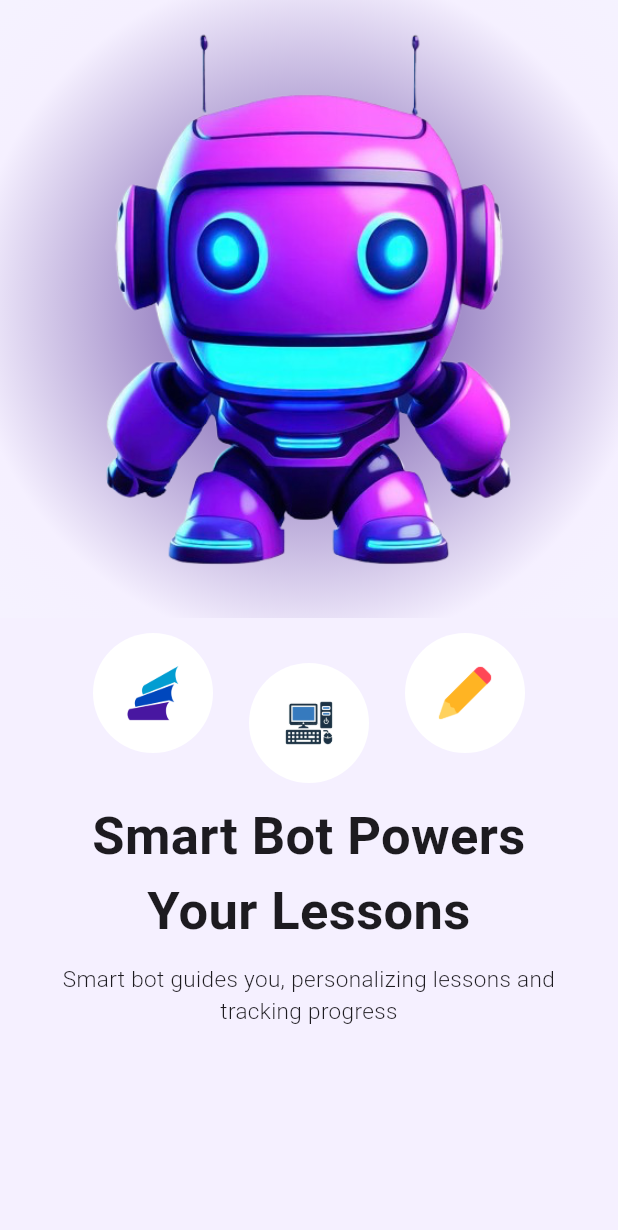
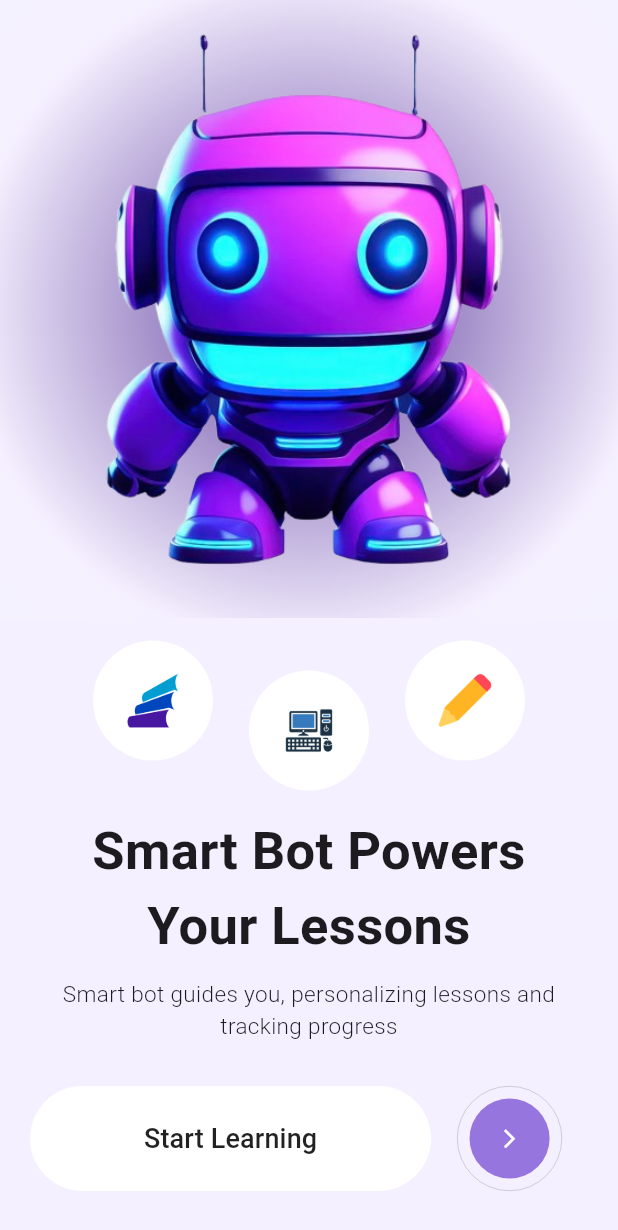
Before and after one commit to SamuelNyarko-lab/twitterdesigns, a Flutter app: the screen it shows after launch, on a phone screen of 412 x 824 dp. Shown: the top 1230 px of the screen. Run offline on Flutter 3.47's test engine with Material 3 defaults, Android fonts, the phone set to English and light mode, and no system bars.

Commit message:
Completed Spalsh Screen

```diff
--- a/lib/screens/splashscreen.dart
+++ b/lib/screens/splashscreen.dart
@@ -35,7 +35,7 @@ class SplashScreen extends StatelessWidget {
               ),
             ),
 
-            verticalSpace(10),
+            verticalSpace(15),
 
             SizedBox(
               height: 100,
@@ -68,7 +68,7 @@ class SplashScreen extends StatelessWidget {
               ),
             ),
 
-            verticalSpace(10),
+            verticalSpace(15),
 
             Padding(
               padding: const EdgeInsets.symmetric(horizontal: 20),
@@ -84,6 +84,53 @@ class SplashScreen extends StatelessWidget {
                     'Smart bot guides you, personalizing lessons and tracking progress',
                     textAlign: TextAlign.center,
                     style: TextStyle(fontWeight: FontWeight.w300, fontSize: 15),
+                  ),
+                ],
+              ),
+            ),
+
+            verticalSpace(30),
+
+            Padding(
+              padding: const EdgeInsets.symmetric(horizontal: 20),
+              child: Row(
+                mainAxisAlignment: MainAxisAlignment.spaceBetween,
+                children: [
+                  Expanded(
+                    child: MaterialButton(
+                      onPressed: () {},
+                      elevation: 0,
+                      height: 70,
+                      // minWidth: deviceWidth(context) / 1.5,
+                      shape: RoundedRectangleBorder(
+                        borderRadius: BorderRadius.circular(50),
+                      ),
+                      color: Colors.white,
+                      child: Text(
+                        'Start Learning',
+                        style: TextStyle(fontSize: 18),
+                      ),
+                    ),
+                  ),
+
+                  Container(
+                    height: 70,
+                    padding: EdgeInsets.all(8),
+                    decoration: BoxDecoration(
+                      shape: BoxShape.circle,
+                      border: Border.all(width: 0.3, color: Colors.grey),
+                    ),
+                    child: MaterialButton(
+                      onPressed: () {},
+                      elevation: 0,
+                      shape: CircleBorder(),
+                      color: Color.fromRGBO(151, 117, 223, 1),
+                      child: Icon(
+                        Icons.arrow_forward_ios,
+                        color: Colors.white,
+                        size: 15,
+                      ),
+                    ),
                   ),
                 ],
               ),
```
